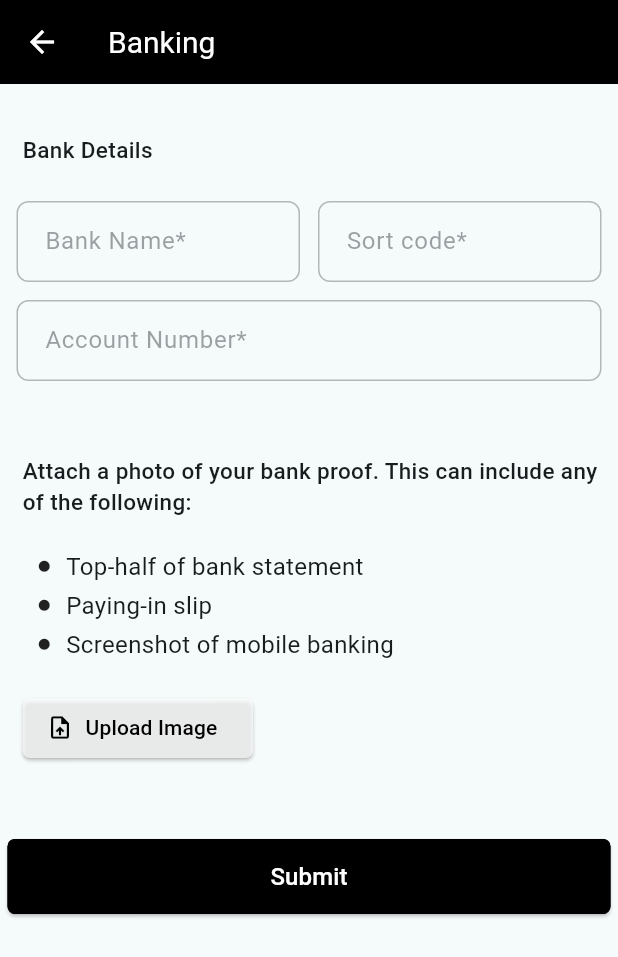
After one commit to akshay-1705/maison_mate_partner_client, a Flutter app: the Banking screen opened directly, on a phone screen of 412 x 824 dp. The commit adds this screen. Shown: the top 957 px of the screen. Run offline on Flutter 3.47's test engine with Material 2 defaults, Android fonts, the phone set to English and light mode, and no system bars; our stand-ins replace flutter_secure_storage, multi_select_flutter, webview_flutter; accounts and stored records are empty.

Commit message:
add documentation screens

```diff
--- /dev/null
+++ b/lib/shared/custom_app_bar.dart
@@ -0,0 +1,21 @@
+import 'package:flutter/material.dart';
+import 'package:maison_mate/constants.dart';
+
+class CustomAppBar {
+  static AppBar show(BuildContext context, String title, Icon icon) {
+    return AppBar(
+      backgroundColor: const Color(themeColor), // Match the color scheme
+      title: Text(
+        title,
+        style: const TextStyle(color: Color(secondaryColor), fontSize: 20),
+      ),
+      leading: IconButton(
+        icon: icon,
+        color: const Color(secondaryColor),
+        onPressed: () {
+          Navigator.of(context).pop();
+        },
+      ),
+    );
+  }
+}
--- a/lib/shared/forms.dart
+++ b/lib/shared/forms.dart
@@ -4,7 +4,7 @@ import 'package:multi_select_flutter/multi_select_flutter.dart';
 
 Container formFieldHeader(String label) {
   return Container(
-      padding: const EdgeInsets.all(15),
+      padding: const EdgeInsets.only(left: 10, top: 18, bottom: 18),
       alignment: Alignment.bottomLeft,
       child: Text(
         label,
@@ -235,3 +235,44 @@ Widget submitButton(String buttonText, SubmitButtonCallback onSubmit) {
             style: const TextStyle(color: Color(secondaryColor), fontSize: 16)),
       ));
 }
+
+Widget buildBulletPoint(String text) {
+  return Row(
+    mainAxisAlignment: MainAxisAlignment.start,
+    crossAxisAlignment: CrossAxisAlignment.start,
+    children: [
+      const Icon(Icons.circle, size: 9),
+      const SizedBox(width: 10),
+      Baseline(
+        baseline: 10.0,
+        baselineType: TextBaseline.alphabetic,
+        child: Text(
+          text,
+          style: const TextStyle(
+            fontSize: 16.0,
+          ),
+        ),
+      ),
+    ],
+  );
+}
+
+Widget uploadImageButton() {
+  return Container(
+    padding: const EdgeInsets.only(left: 10),
+    alignment: Alignment.centerLeft,
+    child: ElevatedButton.icon(
+      style: ElevatedButton.styleFrom(
+        backgroundColor: Colors.white70,
+        shape: RoundedRectangleBorder(
+          borderRadius: BorderRadius.circular(5),
+        ),
+      ),
+      onPressed: () {
+        // Handle image upload here
+      },
+      icon: const Icon(Icons.upload_file),
+      label: const Text('Upload Image'),
+    ),
+  );
+}
--- a/lib/widgets/home.dart
+++ b/lib/widgets/home.dart
@@ -87,7 +87,7 @@ class _HomeWidgetState extends State<HomeWidget> {
         const SizedBox(height: 20),
         ElevatedButton(
           onPressed: () {
-            Navigator.pushReplacement(
+            Navigator.push(
               context,
               MaterialPageRoute(
                   builder: (context) =>
--- /dev/null
+++ b/lib/widgets/onboarding/documentation/banking.dart
@@ -0,0 +1,79 @@
+import 'package:flutter/material.dart';
+import 'package:maison_mate/shared/custom_app_bar.dart';
+import 'package:maison_mate/shared/forms.dart';
+
+class Banking extends StatefulWidget {
+  const Banking({Key? key}) : super(key: key);
+
+  @override
+  State<Banking> createState() => _BankingState();
+}
+
+class _BankingState extends State<Banking> {
+  final GlobalKey<FormState> _formKey = GlobalKey<FormState>();
+  final TextEditingController bankNameController = TextEditingController();
+  final TextEditingController sortCodeController = TextEditingController();
+  final TextEditingController accountNumberController = TextEditingController();
+
+  @override
+  Widget build(BuildContext context) {
+    return Scaffold(
+      appBar:
+          CustomAppBar.show(context, "Banking", const Icon(Icons.arrow_back)),
+      body: WillPopScope(
+        onWillPop: () async {
+          return Future.value(false);
+        },
+        child: GestureDetector(
+          onTap: () {
+            FocusScope.of(context).unfocus();
+          },
+          child: SingleChildScrollView(
+            padding:
+                const EdgeInsets.all(5.0), // Add padding to the whole content
+            child: Form(
+              key: _formKey,
+              child: Column(
+                crossAxisAlignment: CrossAxisAlignment
+                    .stretch, // Stretch widgets to fill the screen width
+                children: [
+                  const SizedBox(height: 10),
+                  formFieldHeader('Bank Details'),
+                  inlineRequiredTextFields(
+                    'Bank Name*',
+                    'Sort code*',
+                    bankNameController,
+                    sortCodeController,
+                  ),
+                  requiredTextField("Account Number*", accountNumberController),
+                  const SizedBox(height: 25),
+                  formFieldHeader(
+                    'Attach a photo of your bank proof. This can include any of the following:',
+                  ),
+                  const SizedBox(height: 10), // Add some space
+                  Container(
+                    padding: const EdgeInsets.only(left: 20),
+                    child: Column(
+                      crossAxisAlignment: CrossAxisAlignment.start,
+                      children: [
+                        buildBulletPoint('Top-half of bank statement'),
+                        const SizedBox(height: 10),
+                        buildBulletPoint('Paying-in slip'),
+                        const SizedBox(height: 10),
+                        buildBulletPoint('Screenshot of mobile banking'),
+                      ],
+                    ),
+                  ),
+                  const SizedBox(height: 20),
+                  uploadImageButton(),
+                  const SizedBox(height: 50),
+                  submitButton("Submit", () {}),
+                ],
+              ),
+            ),
+          ),
+        ),
+      ),
+    );
+  }
+}
```
Also changed, not shown: lib/widgets/onboarding/documentation.dart (+120 -9 lines), lib/widgets/onboarding/documentation/company_owner_identification.dart (added, +38 -0 lines), lib/widgets/onboarding/documentation/employees.dart (added, +36 -0 lines), lib/widgets/onboarding/documentation/health_and_safety.dart (added, +36 -0 lines), lib/widgets/onboarding/documentation/insurance.dart (added, +36 -0 lines), lib/widgets/onboarding/documentation/platform_rules_acceptance.dart (added, +37 -0 lines), lib/widgets/onboarding/documentation/profile_picture.dart (added, +36 -0 lines), lib/widgets/onboarding/documentation/selected_services.dart (added, +36 -0 lines), lib/widgets/onboarding/onboarding.dart (+13 -8 lines), lib/widgets/onboarding/your_details.dart (+5 -8 lines).
